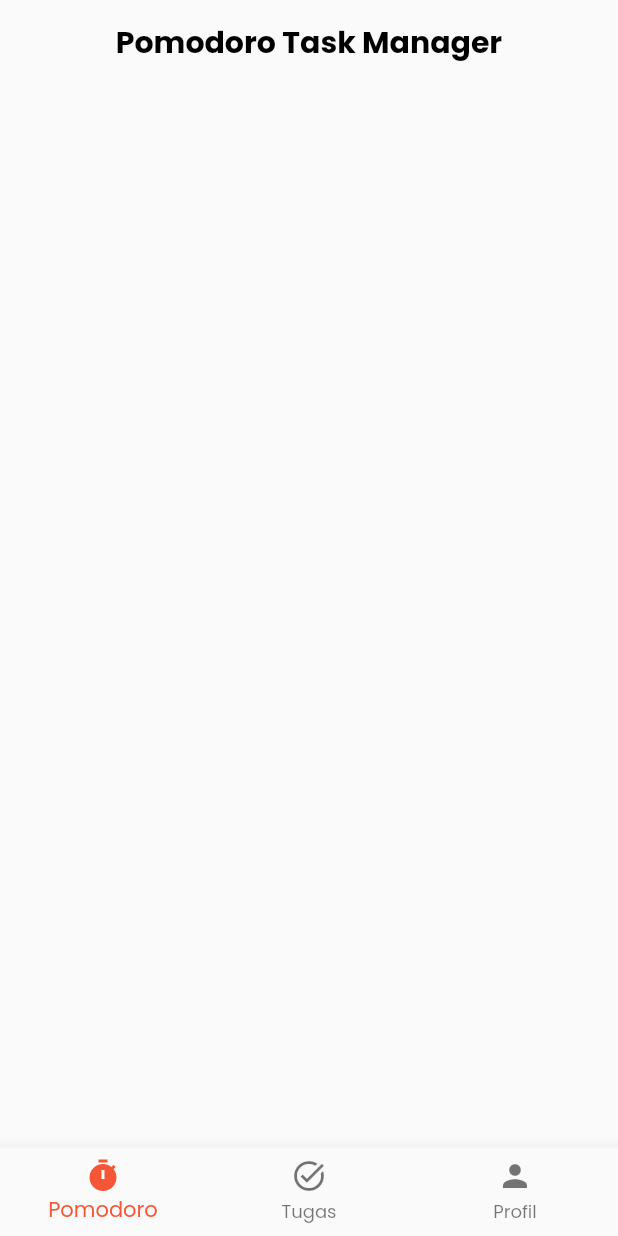
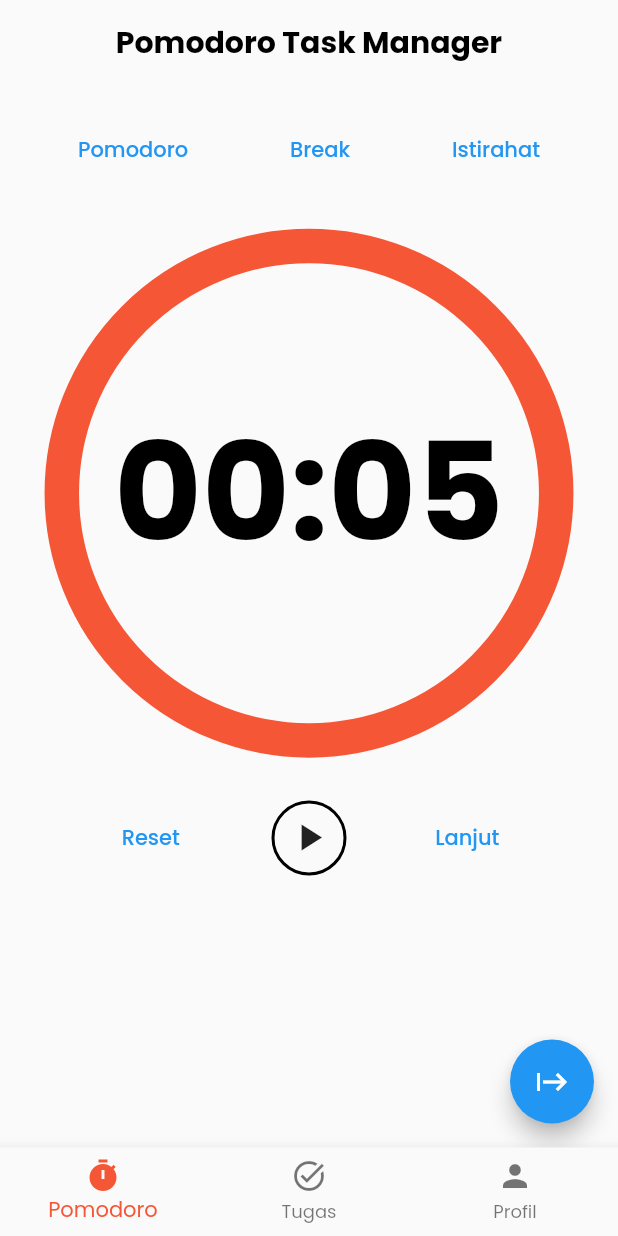
Before and after one commit to zamzamnurahman/Pomodoro-Task-Manager-Apps, a Flutter app: the screen it shows after launch, after a tap on "Masuk dengan Google", on a phone screen of 412 x 824 dp. Run offline on Flutter 3.47's test engine with Material 2 defaults, Android fonts, the phone set to English and light mode, and no system bars; drawn by our look-alikes of circular_countdown_timer; our stand-ins replace flutter_riverpod, flutter_svg, go_router.

Commit message:
add circular timer pomodoro

```diff
--- a/lib/src/config/router.dart
+++ b/lib/src/config/router.dart
@@ -1,7 +1,7 @@
 import 'package:flutter/material.dart';
 import 'package:go_router/go_router.dart';
 import 'package:pomodoro_task_manager/src/presentations/screens/authentication_screen.dart';
-import 'package:pomodoro_task_manager/src/presentations/screens/home_screen.dart';
+import 'package:pomodoro_task_manager/src/presentations/screens/main_screen.dart';
 import 'package:pomodoro_task_manager/src/presentations/screens/splash_screen.dart';
 
 class AppRoutes {
@@ -23,7 +23,7 @@ class AppRoutes {
 
   static Page _homeScreenBuilder(BuildContext context, GoRouterState state) {
     return const MaterialPage(
-      child: HomeScreen(),
+      child: MainScreen(),
     );
   }
 
--- a/lib/src/presentations/screens/home_screen.dart
+++ b/lib/src/presentations/screens/main_screen.dart
@@ -1,15 +1,16 @@
 import 'package:flutter/material.dart';
 import 'package:flutter_riverpod/flutter_riverpod.dart';
 import 'package:pomodoro_task_manager/src/config/theme.dart';
+import 'package:pomodoro_task_manager/src/presentations/screens/pomodoro_screen.dart';
 
-class HomeScreen extends ConsumerStatefulWidget {
-  const HomeScreen({super.key});
+class MainScreen extends ConsumerStatefulWidget {
+  const MainScreen({super.key});
 
   @override
-  ConsumerState<ConsumerStatefulWidget> createState() => _HomeScreenState();
+  ConsumerState<ConsumerStatefulWidget> createState() => _MainScreenState();
 }
 
-class _HomeScreenState extends ConsumerState<HomeScreen> {
+class _MainScreenState extends ConsumerState<MainScreen> {
   @override
   Widget build(BuildContext context) {
     return Scaffold(
@@ -22,6 +23,12 @@ class _HomeScreenState extends ConsumerState<HomeScreen> {
               color: Colors.black,
               fontWeight: FontWeight.bold,
             )),
+      ),
+      body: IndexedStack(
+        index: 0,
+        children: [
+          PomodoroScreen(),
+        ],
       ),
       bottomNavigationBar: BottomNavigationBar(
         currentIndex: 0,
--- /dev/null
+++ b/lib/src/presentations/screens/pomodoro_screen.dart
@@ -0,0 +1,140 @@
+import 'package:circular_countdown_timer/circular_countdown_timer.dart';
+import 'package:flutter/material.dart';
+import 'package:flutter_riverpod/flutter_riverpod.dart';
+import 'package:pomodoro_task_manager/src/config/theme.dart';
+
+final navProvider = StateNotifierProvider<NavNotifier, int>((ref) {
+  return NavNotifier();
+});
+
+class NavNotifier extends StateNotifier<int> {
+  NavNotifier() : super(0);
+
+  setNavigation(int newIndex) => state = newIndex;
+}
+
+class PomodoroScreen extends ConsumerStatefulWidget {
+  const PomodoroScreen({super.key});
+
+  @override
+  ConsumerState<ConsumerStatefulWidget> createState() => _PomodoroScreenState();
+}
+
+class _PomodoroScreenState extends ConsumerState<PomodoroScreen> {
+  int duration = 1500;
+  final CountDownController _ctrl = CountDownController();
+  @override
+  Widget build(BuildContext context) {
+    final int _index = ref.watch(navProvider);
+    return Scaffold(
+      body: Padding(
+        padding: const EdgeInsets.all(20.0),
+        child: Column(
+          children: [
+            Row(
+              mainAxisAlignment: MainAxisAlignment.spaceAround,
+              children: [
+                TextButton(
+                    onPressed: () {
+                      ref.watch(navProvider.notifier).setNavigation(0);
+                    },
+                    child: Text("Pomodoro")),
+                TextButton(
+                    onPressed: () {
+                      ref.watch(navProvider.notifier).setNavigation(1);
+                    },
+                    child: Text("Break")),
+                TextButton(
+                    onPressed: () {
+                      ref.watch(navProvider.notifier).setNavigation(2);
+                    },
+                    child: Text("Istirahat")),
+              ],
+            ),
+            Padding(
+              padding: const EdgeInsets.symmetric(vertical: 40),
+              child: CircularCountDownTimer(
+                duration: 5,
+                initialDuration: 0,
+                controller: _ctrl,
+                width: MediaQuery.of(context).size.width,
+                height: MediaQuery.of(context).size.height / 2.5,
+                ringColor: Colors.white,
+                fillColor: primary,
+                strokeWidth: 23.0,
+                strokeCap: StrokeCap.round,
+                textStyle: const TextStyle(
+                  // fontFamily: "Digital",
+                  fontSize: 90.0,
+                  color: Colors.black,
+                  fontWeight: FontWeight.bold,
+                ),
+                textFormat: CountdownTextFormat.MM_SS,
+                isReverse: true,
+                isReverseAnimation: true,
+                isTimerTextShown: true,
+                autoStart: false,
+                onStart: () {
+                  debugPrint('Countdown Started');
+                },
+                onComplete: () {
+                  debugPrint('Countdown Ended');
+                  _ctrl.restart();
+                },
+                onChange: (String timeStamp) {
+                  debugPrint('Countdown Changed $timeStamp');
+                },
+                timeFormatterFunction: (defaultFormatterFunction, duration) {
+                  if (duration.inSeconds == 0) {
+                    return "Finish";
+                  } else {
+                    return Function.apply(defaultFormatterFunction, [duration]);
+                  }
+                },
+              ),
+            ),
+            Row(
+              mainAxisAlignment: MainAxisAlignment.spaceEvenly,
+              children: [
+                TextButton(
+                  onPressed: () => _ctrl.reset(),
+                  child: const Text("Reset"),
+                ),
+                InkWell(
+                  onTap: () {
+                    _ctrl.restart();
+                  },
+                  child: Container(
+                    height: 50,
+                    width: 50,
+                    decoration: BoxDecoration(
+                        borderRadius: BorderRadius.circular(100),
+                        border: Border.all(
+                          width: 2,
+                        )),
+                    child: const Icon(Icons.play_arrow, size: 30),
+                  ),
+                ),
+                TextButton(
+                    onPressed: () {
+                      setState(() {
+                        duration = 300;
+                      });
+
+                      _ctrl.restart();
+                    },
+                    child: const Text("Lanjut")),
+              ],
+            )
+          ],
+        ),
+      ),
+      floatingActionButton: FloatingActionButton(
+        onPressed: () {
+          _ctrl.restart();
+        },
+        child: const Icon(Icons.start),
+      ),
+    );
+  }
+}
--- a/pubspec.yaml
+++ b/pubspec.yaml
@@ -14,6 +14,8 @@ dependencies:
   flutter_riverpod: ^2.3.6
   flutter_svg: ^2.0.6
   go_router: ^8.0.1
+  circular_countdown_timer: ^0.2.3
+  neon_circular_timer: ^0.0.7
 
 dev_dependencies:
   flutter_test:
```
Also changed, not shown: pubspec.lock.
